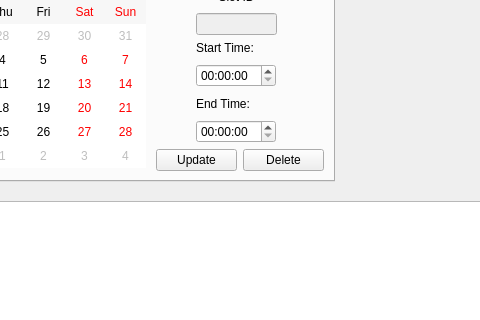
Above: QtCafeWorkforceManager/CafeOwnerWindow.ui from wreathe-unreal/CSIT314-Project before the change; both pictures show x 216 to 696 and y 88 to 408 of the 857 by 600 pixel window. Below: the same form after it.
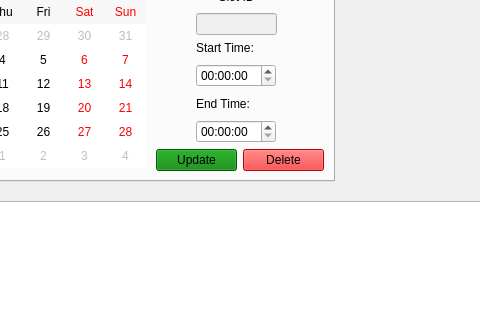
That is the form after the change. The open tabs and pages were chosen to show the change. Icons and pictures are not drawn.

What changed in the file:
```diff
--- a/QtCafeWorkforceManager/CafeOwnerWindow.ui
+++ b/QtCafeWorkforceManager/CafeOwnerWindow.ui
@@ -224,6 +224,9 @@
       <layout class="QHBoxLayout" name="horizontalLayout">
        <item>
         <widget class="QPushButton" name="editButton">
+         <property name="styleSheet">
+          <string notr="true">background-color: green;</string>
+         </property>
          <property name="text">
           <string>Update</string>
          </property>
@@ -231,6 +234,9 @@
        </item>
        <item>
         <widget class="QPushButton" name="deleteButton">
+         <property name="styleSheet">
+          <string notr="true">background-color: red;</string>
+         </property>
          <property name="text">
           <string>Delete</string>
          </property>
```
Left out of the diff: 8 changed lines with no effect on the pictures.
